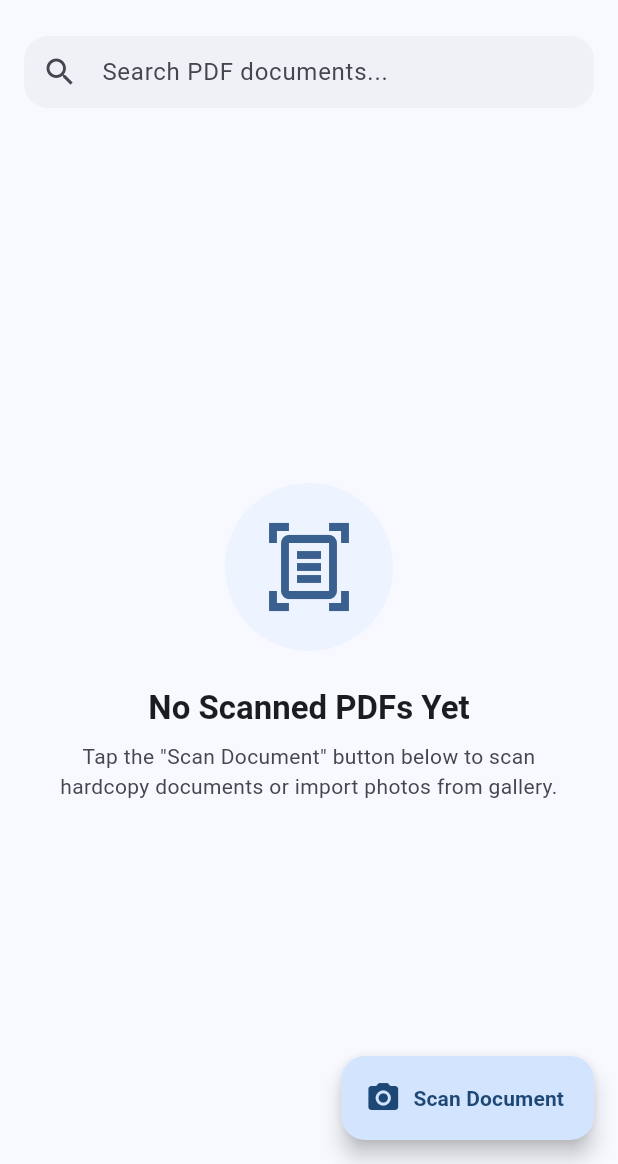
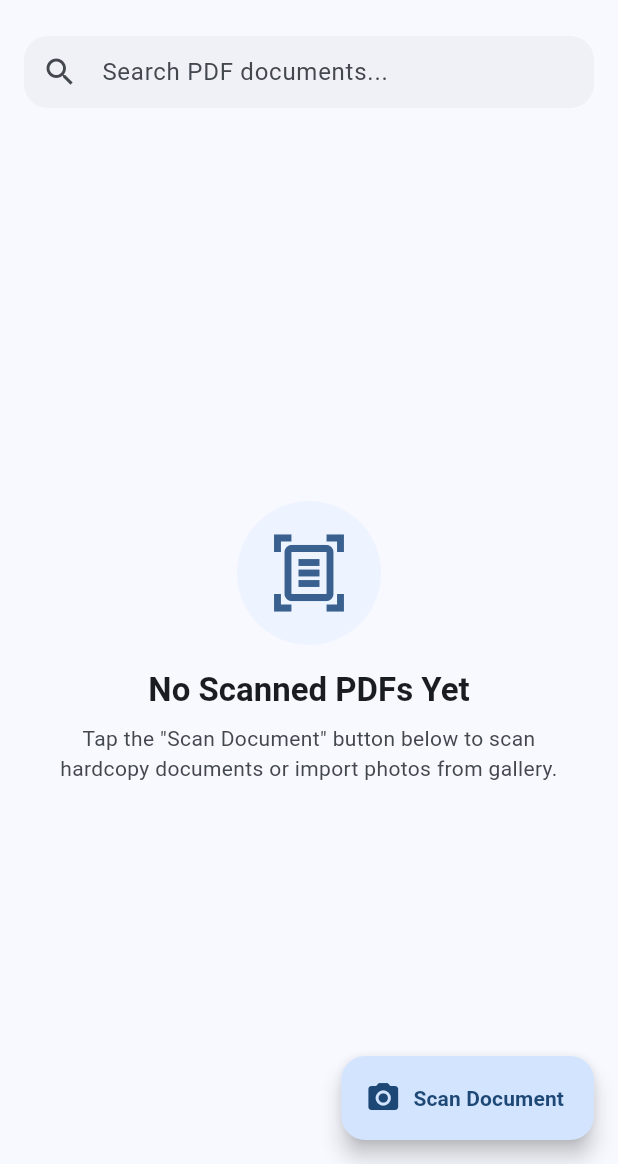
Before and after one commit to kssoftinfotech-prog/Easy-PDF, a Flutter app: the HomeScreen screen opened directly, on a phone screen of 412 x 824 dp, the part 72-1236 px from its top. Run offline on Flutter 3.47's test engine with Material 3 defaults, Android fonts, the phone set to English and light mode, and no system bars; our stand-ins replace google_mobile_ads, image_cropper, image_picker, pdf, permission_handler, printing and 2 more; missing offline and left inert: google_mlkit_document_scanner; accounts and stored records are empty.

Commit message:
fix: Add fullSensor orientation to MainActivity, UCrop, and DocumentScannerActivity, and make empty state scrollable

```diff
--- a/lib/screens/home_screen.dart
+++ b/lib/screens/home_screen.dart
@@ -432,24 +432,24 @@ class _HomeScreenState extends State<HomeScreen> {
     final theme = Theme.of(context);
 
     return Center(
-      child: Padding(
-        padding: const EdgeInsets.all(32.0),
+      child: SingleChildScrollView(
+        padding: const EdgeInsets.all(24.0),
         child: Column(
           mainAxisAlignment: MainAxisAlignment.center,
           children: [
             Container(
-              padding: const EdgeInsets.all(24),
+              padding: const EdgeInsets.all(20),
               decoration: BoxDecoration(
                 color: theme.colorScheme.primaryContainer.withValues(alpha: 0.3),
                 shape: BoxShape.circle,
               ),
               child: Icon(
                 Icons.document_scanner_outlined,
-                size: 64,
+                size: 56,
                 color: theme.colorScheme.primary,
               ),
             ),
-            const SizedBox(height: 24),
+            const SizedBox(height: 16),
             Text(
               _searchController.text.isNotEmpty ? 'No Documents Found' : 'No Scanned PDFs Yet',
               style: theme.textTheme.titleLarge?.copyWith(
```
Also changed, not shown: 1 other file.
